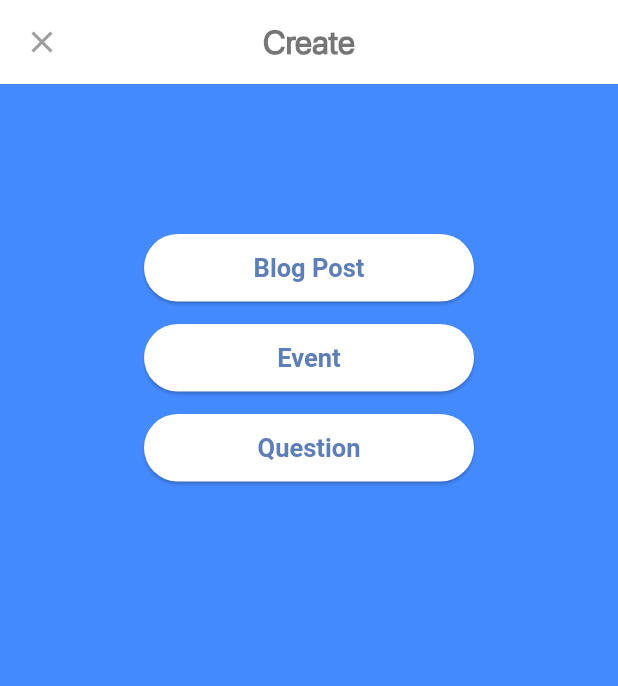
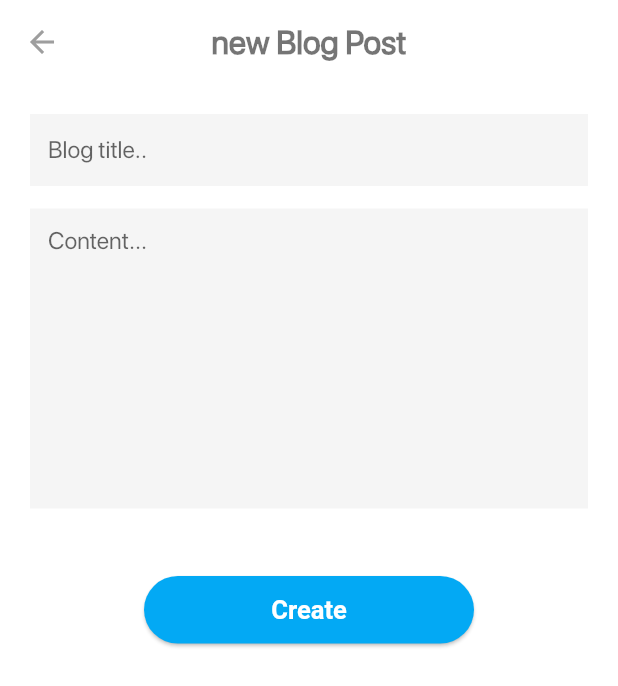
Before and after one commit to hdalmora/SNS-App-Flutter-Firebase-Bloc-Pattern, a Flutter app: the AddToCommunityPage screen opened directly, after a tap on "Blog Post", on a phone screen of 412 x 824 dp. Shown: the top 686 px of the screen. Run offline on Flutter 3.47's test engine with Material 2 defaults, Android fonts, the phone set to English and light mode, and no system bars; our stand-ins replace cloud_firestore, firebase_auth, google_sign_in, rxdart; missing offline and left inert: flutter_country_picker, language_pickers, rect_getter; accounts and stored records are empty; Roboto replaces fonts that are missing (Montserrat); statements that could not run were skipped; project files that could hold a hidden picture were left out.

Commit message:
Added blog BLOC initial features and code Refactoring

```diff
--- a/lib/src/app.dart
+++ b/lib/src/app.dart
@@ -4,12 +4,14 @@ import 'package:buddies_osaka/src/ui/LoginPage.dart';
 import 'package:buddies_osaka/src/blocs/authentication/AuthenticationBlocProvider.dart';
 import 'package:buddies_osaka/src/ui/Home/HomePage.dart';
 import 'package:buddies_osaka/src/ui/RootPage.dart';
+import 'package:buddies_osaka/src/blocs/blogs/BlogBlocProvider.dart';
 
 class BuddyOsakaApp extends StatelessWidget {
   @override
   Widget build(BuildContext context) {
     return AuthenticationBlocProvider(
       child: UserBlocProvider(
+        child: BlogBlocProvider(
           child: MaterialApp(
             title: 'Buddy Osaka',
             theme: ThemeData(
@@ -25,6 +27,7 @@ class BuddyOsakaApp extends StatelessWidget {
             },
           ),
         ),
+      ),
     );
   }
 }
--- /dev/null
+++ b/lib/src/blocs/blogs/BlogBloc.dart
@@ -0,0 +1,87 @@
+import 'dart:async';
+import 'package:buddies_osaka/src/utils/Strings.dart';
+import 'package:buddies_osaka/src/utils/Validator.dart';
+import 'package:buddies_osaka/src/resources/Repository.dart';
+import 'package:rxdart/rxdart.dart';
+import 'package:firebase_auth/firebase_auth.dart';
+import 'package:cloud_firestore/cloud_firestore.dart';
+import 'package:rxdart/rxdart.dart';
+
+class BlogBloc {
+  final _repository = Repository();
+  final _title = BehaviorSubject<String>();
+  final _content = BehaviorSubject<String>();
+  final _isSubmitted = BehaviorSubject<bool>();
+
+  Observable<String> get title => _title.stream.transform(_validateTitle);
+
+  Observable<String> get content => _content.stream.transform(_validateContent);
+
+  Observable<bool> get submissionStatus => _isSubmitted.stream;
+
+  // Change data
+  Function(String) get changeTitle => _title.sink.add;
+
+  Function(String) get changeContent => _content.sink.add;
+
+  Function(bool) get showProgressBar => _isSubmitted.sink.add;
+
+  final _validateTitle =
+  StreamTransformer<String, String>.fromHandlers(handleData: (title, sink) {
+    if (title.length > 11) {
+      sink.add(title);
+    } else {
+      sink.addError("Title must have at least 12 characters");
+    }
+  });
+
+  final _validateContent = StreamTransformer<String, String>.fromHandlers(
+      handleData: (content, sink) {
+        if (content.length > 49) {
+          sink.add(content);
+        } else {
+          sink.addError("Content must have at least " + content.length.toString() + "/50 characters");
+        }
+      });
+
+  void dispose() async {
+    await _title.drain();
+    _title.close();
+    await _content.drain();
+    _content.close();
+    await _isSubmitted.drain();
+    _isSubmitted.close();
+  }
+
+  bool validateFields() {
+    if (_title.value != null &&
+        _title.value.isNotEmpty &&
+        _title.value.length > 11 &&
+        _content.value != null &&
+        _content.value.isNotEmpty &&
+        _content.value.length > 49) {
+      return true;
+    } else {
+      return false;
+    }
+  }
+  Future<String> getUserUID() async {
+    FirebaseUser user = await _repository.getUserAuth();
+    return user.uid;
+  }
+
+  Future<String> getUserEmail() async {
+    FirebaseUser user = await _repository.getUserAuth();
+    return user.email;
+  }
+  Future<void> submit() async {
+      _isSubmitted.sink.add(true);
+      String uid = await getUserUID();
+      String email = await getUserEmail();
+
+      await _repository.postBlog(uid, email, _title.value, _content.value);
+      _isSubmitted.sink.add(false);
+  }
+
+  Stream<QuerySnapshot> blogsList(int limit) => _repository.blogsList(limit);
+}
--- /dev/null
+++ b/lib/src/blocs/blogs/BlogBlocProvider.dart
@@ -0,0 +1,15 @@
+import 'package:flutter/material.dart';
+import 'BlogBloc.dart';
+export 'BlogBloc.dart';
+
+class BlogBlocProvider extends InheritedWidget{
+  final bloc = BlogBloc();
+
+  BlogBlocProvider({Key key, Widget child}) : super(key: key, child: child);
+
+  bool updateShouldNotify(_) => true;
+
+  static BlogBloc of(BuildContext context) {
+    return (context.inheritFromWidgetOfExactType(BlogBlocProvider) as BlogBlocProvider).bloc;
+  }
+}
--- /dev/null
+++ b/lib/src/models/BlogModel.dart
@@ -0,0 +1,33 @@
+import 'package:cloud_firestore/cloud_firestore.dart';
+
+class BlogModel {
+  final String id;
+  final String authorID;
+  final String authorEmail;
+  final String title;
+  final String content;
+  final Timestamp date;
+
+
+  BlogModel({this.id, this.authorID, this.authorEmail, this.title, this.content, this.date});
+
+  factory BlogModel.fromDocument(DocumentSnapshot document) {
+
+    return BlogModel(
+
+      id: document.documentID,
+
+      authorID: document['authorID'],
+
+      authorEmail: document['authorEmail'],
+
+      title: document['title'],
+
+      content: document["content"],
+
+      date: document['timestamp'],
+
+    );
+
+  }
+}
--- a/lib/src/resources/AuthenticationResources.dart
+++ b/lib/src/resources/AuthenticationResources.dart
@@ -7,6 +7,9 @@ export 'package:firebase_auth/firebase_auth.dart';
 class AuthenticationResources {
   final FirebaseAuth _firebaseAuth = FirebaseAuth.instance;
   final GoogleSignIn _googleSignIn = GoogleSignIn();
+
+  Future<FirebaseUser> getUserAuth() async => await _firebaseAuth.currentUser();
+
 
   Future<bool> isUserAnonymous() async {
     final FirebaseUser user = await _firebaseAuth.currentUser();
--- a/lib/src/resources/Repository.dart
+++ b/lib/src/resources/Repository.dart
@@ -7,7 +7,7 @@ class Repository {
   final _firestoreResources = FirestoreProvider();
   final _authResources = AuthenticationResources();
 
-  Future<String> getUserUID() => _authResources.getUserUID();
+  Future<FirebaseUser> getUserAuth() => _authResources.getUserAuth();
 
   Future<String> getUserEmail() => _authResources.getUserEmail();
 
@@ -29,5 +29,9 @@ class Repository {
 
   Future<void> signOut() => _authResources.signOut;
 
+  Future<void> postBlog(String userUID, String userEmail, String title, String content) => _firestoreResources.postBlog(userUID, userEmail, title, content);
+
+  Stream<QuerySnapshot> blogsList(int limit) => _firestoreResources.blogsList(limit);
+
 
 }
--- /dev/null
+++ b/lib/src/ui/AddToCommunity/AddBlogPage.dart
@@ -0,0 +1,160 @@
+import 'package:flutter/material.dart';
+import 'package:buddies_osaka/src/blocs/blogs/BlogBloc.dart';
+import 'package:buddies_osaka/src/blocs/blogs/BlogBlocProvider.dart';
+import 'package:buddies_osaka/src/components/button-main-text-icon.dart';
+
+class AddBlogPage extends StatefulWidget {
+  static const String routeName = 'home_screen';
+
+  @override
+  _AddBlogPageState createState() => _AddBlogPageState();
+}
+
+class _AddBlogPageState extends State<AddBlogPage> {
+  final GlobalKey<ScaffoldState> _scaffoldKey = new GlobalKey<ScaffoldState>();
+
+  BlogBloc _blogBloc;
+
+  @override
+  void didChangeDependencies() {
+    super.didChangeDependencies();
+    _blogBloc = BlogBlocProvider.of(context);
+  }
+
+  @override
+  void initState() {
+    super.initState();
+  }
+
+  @override
+  void dispose() {
+    super.dispose();
+    _blogBloc.dispose();
+  }
+
+  void showErrorMessage(String message) {
+    final snackbar =
+    SnackBar(content: Text(message), duration: new Duration(seconds: 2));
+    _scaffoldKey.currentState.showSnackBar(snackbar);
+  }
+
+  @override
+  Widget build(BuildContext context) {
+    return Scaffold(
+        key: _scaffoldKey,
+        backgroundColor: Colors.white,
+        resizeToAvoidBottomPadding: false,
+        appBar: AppBar(
+          elevation: 0.0,
+          title: Text(
+            "new Blog Post",
+            style: TextStyle(
+                fontWeight: FontWeight.bold,
+                fontSize: 22.0,
+                color: Colors.black54),
+          ),
+          centerTitle: true,
+          backgroundColor: Colors.white,
+          leading: IconButton(
+            icon: Icon(Icons.arrow_back),
+            onPressed: () {
+              Navigator.of(context).pop();
+            },
+            color: Colors.grey,
+          ),
+        ),
+        body: Padding(
+          padding: EdgeInsets.all(20.0),
+          child: Column(
+            children: <Widget>[
+              Container(
+                margin: EdgeInsets.only(bottom: 15.0),
+                child: StreamBuilder(
+                    stream: _blogBloc.title,
+                    builder: (context, AsyncSnapshot<String> snapshot) {
+                      return TextField(
+                        onChanged: _blogBloc.changeTitle,
+                        decoration: InputDecoration(
+                            filled: true,
+                            enabledBorder: InputBorder.none,
+                            errorText: snapshot.error,
+                            hintText: "Blog title..",
+                            labelStyle: TextStyle(
+                                fontFamily: 'Montserrat',
+                                fontWeight: FontWeight.bold,
+                                color: Colors.grey),
+                            focusedBorder: UnderlineInputBorder(
+                                borderSide: BorderSide(
+                                    color: Color(0xFF2ECC71)))),
+                      );
+                    }),
+              ),
+              Container(
+                height: 200.0,
+                margin: EdgeInsets.only(bottom: 15.0),
+                child: StreamBuilder(
+                    stream: _blogBloc.content,
+                    builder: (context, AsyncSnapshot<String> snapshot) {
+                      return TextField(
+                        onChanged: _blogBloc.changeContent,
+                        keyboardType: TextInputType.multiline,
+                        maxLines: 820,
+                        decoration: InputDecoration(
+                            filled: true,
+                            errorText: snapshot.error,
+                            enabledBorder: InputBorder.none,
+                            hintText: "Content...",
+                            labelStyle: TextStyle(
+                                fontFamily: 'Montserrat',
+                                fontWeight: FontWeight.bold,
+                                color: Colors.grey),
+                            focusedBorder: UnderlineInputBorder(
+                                borderSide: BorderSide(
+                                    color: Color(0xFF2ECC71)))),
+                      );
+                    }),
+              ),
+
+              Align(
+                alignment: Alignment.bottomCenter,
+                child: StreamBuilder(
+                  stream: _blogBloc.submissionStatus,
+                  builder: (BuildContext context, AsyncSnapshot<bool> snapshot) {
+                    if (!snapshot.hasData || snapshot.hasError || !snapshot.data) {
+                      return Container(
+                          margin: EdgeInsets.only(top: 30.0),
+                          height: 45.0,
+                          padding: EdgeInsets.only(left: 10.0, right: 10.0),
+                          child: ButtonMainTextIcon(
+                            callback: () async {
+                              if(_blogBloc.validateFields()) {
+                                await _blogBloc.submit();
+
+                                showErrorMessage("New Blog posted successfully!");
+                              } else {
+                                showErrorMessage("Invalid fields");
+                              }
+                            },
+                            bgColor: Colors.lightBlue,
+                            paddingLeft: 0.0,
+                            paddingRight: 0.0,
+                            width: 220.0,
+                            text: "Create",
+                            textColor: Colors.white,
+                          ));
+                    } else {
+                      return Container(
+                        alignment: Alignment.bottomCenter,
+                        margin: EdgeInsets.only(bottom: 15.0),
+                        child: CircularProgressIndicator(
+                          backgroundColor: Color(0xFF3498db),
+                        ),
+                      );
+                    }
+                  }),
+              ),
+            ],
+          ),
+        ));
+  }
+}
--- a/lib/src/ui/AddToCommunityPage.dart
+++ b/lib/src/ui/AddToCommunity/AddToCommunityPage.dart
@@ -1,5 +1,6 @@
 import 'package:flutter/material.dart';
 import 'package:buddies_osaka/src/components/button-main-text-icon.dart';
+import 'package:buddies_osaka/src/ui/AddToCommunity/AddBlogPage.dart';
 
 
 class AddToCommunityPage extends StatefulWidget {
@@ -52,7 +53,10 @@ class _AddToCommunityPageState extends State<AddToCommunityPage> {
                       padding: EdgeInsets.only(left: 10.0, right: 10.0),
                       child: ButtonMainTextIcon(
                         callback: () async {
-
+                          Navigator.push(
+                              context,
+                              new MaterialPageRoute(
+                                  builder: (BuildContext context) => AddBlogPage()));
                         },
                         bgColor: Colors.white,
                         paddingLeft: 0.0,
--- a/lib/src/ui/widgets/upper_tabs.dart
+++ b/lib/src/ui/widgets/upper_tabs.dart
@@ -22,7 +22,7 @@ class UpperTab extends StatelessWidget {
 
     return Padding(
 
-      padding: const EdgeInsets.all(8.0),
+      padding: const EdgeInsets.all(0.0),
 
       child: GestureDetector(
         onTap: this.callback,
```
Also changed, not shown: lib/src/blocs/user/UserBloc.dart (+12 -8 lines), lib/src/resources/FirestoreResources.dart (+23 -6 lines), lib/src/ui/Home/HomePage.dart (+26 -20 lines), lib/src/ui/widgets/blogs_sliding_cards.dart (+60 -86 lines). Lines whose indentation alone changed are shown as unchanged.
